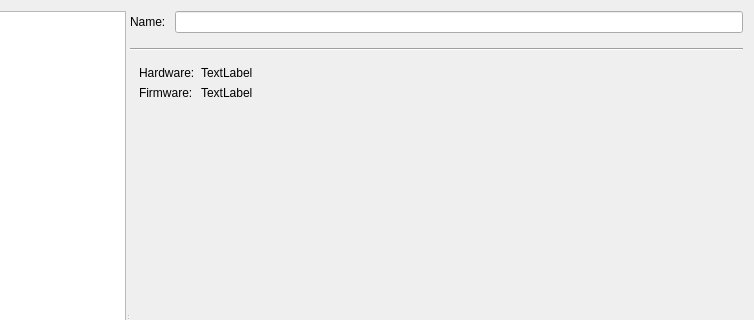
Qt form src/ui/chooseconnectiondlg.ui (Tasssadar/Lorris) before a commit; both pictures show x 173 to 927 and y 0 to 320 of the 927 by 671 pixel window.
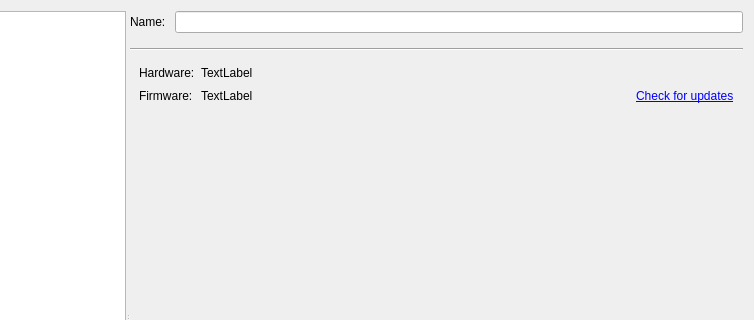
The same form after that commit. Icons and pictures are not drawn.

Commit message: Added a link to shupito23 fw updates.

```diff
--- a/src/ui/chooseconnectiondlg.ui
+++ b/src/ui/chooseconnectiondlg.ui
@@ -413,10 +413,45 @@
             </widget>
            </item>
            <item row="1" column="1">
-            <widget class="QLabel" name="shupito23FirmwareLabel">
-             <property name="text">
-              <string>TextLabel</string>
-             </property>
+            <widget class="QWidget" name="widget_8" native="true">
+             <layout class="QHBoxLayout" name="horizontalLayout_8">
+              <property name="margin">
+               <number>0</number>
+              </property>
+              <item>
+               <widget class="QLabel" name="shupito23FirmwareLabel">
+                <property name="text">
+                 <string>TextLabel</string>
+                </property>
+               </widget>
+              </item>
+              <item>
+               <spacer name="horizontalSpacer_6">
+                <property name="orientation">
+                 <enum>Qt::Horizontal</enum>
+                </property>
+                <property name="sizeHint" stdset="0">
+                 <size>
+                  <width>40</width>
+                  <height>20</height>
+                 </size>
+                </property>
+               </spacer>
+              </item>
+              <item>
+               <widget class="QLabel" name="label_15">
+                <property name="text">
+                 <string>&lt;html&gt;&lt;head/&gt;&lt;body&gt;&lt;p&gt;&lt;a href=&quot;https://technika.junior.cz/trac/wiki/shupito#shupito23_firmware&quot;&gt;Check for updates&lt;/a&gt;&lt;/p&gt;&lt;/body&gt;&lt;/html&gt;</string>
+                </property>
+                <property name="textFormat">
+                 <enum>Qt::RichText</enum>
+                </property>
+                <property name="openExternalLinks">
+                 <bool>true</bool>
+                </property>
+               </widget>
+              </item>
+             </layout>
             </widget>
            </item>
            <item row="0" column="0">
```
Left out of the diff: 12 changed lines with no effect on the pictures.
